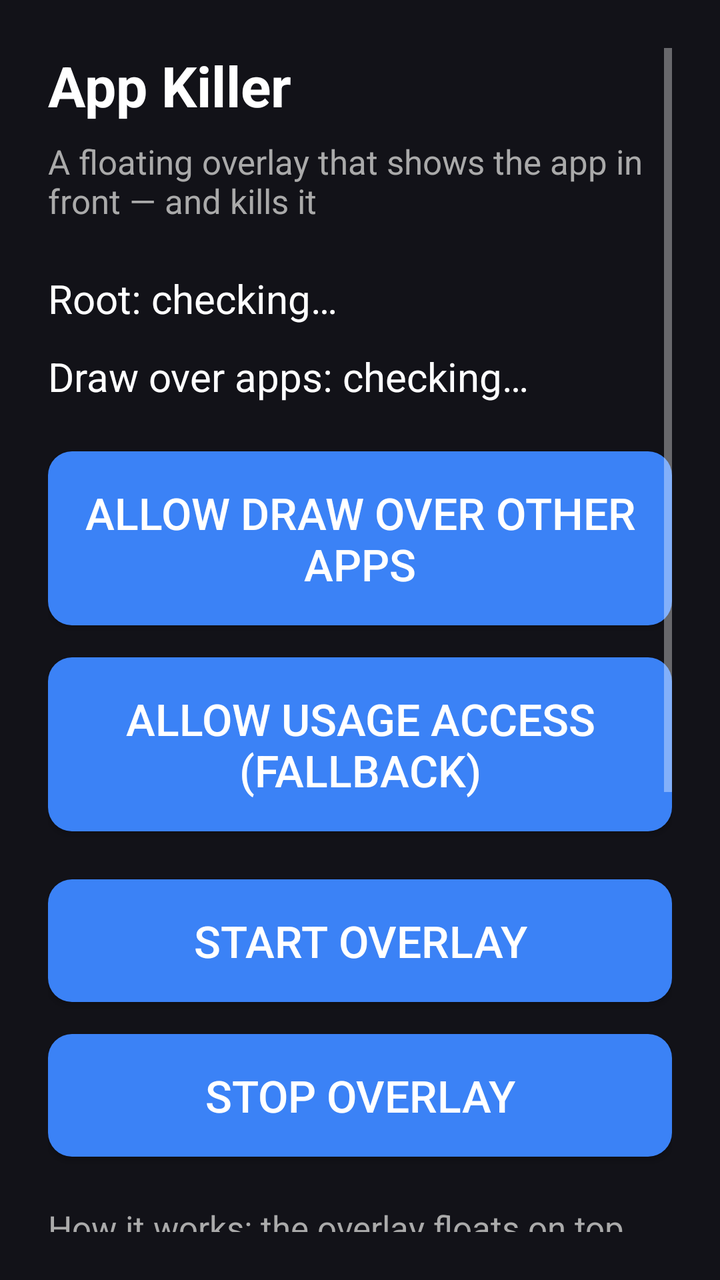
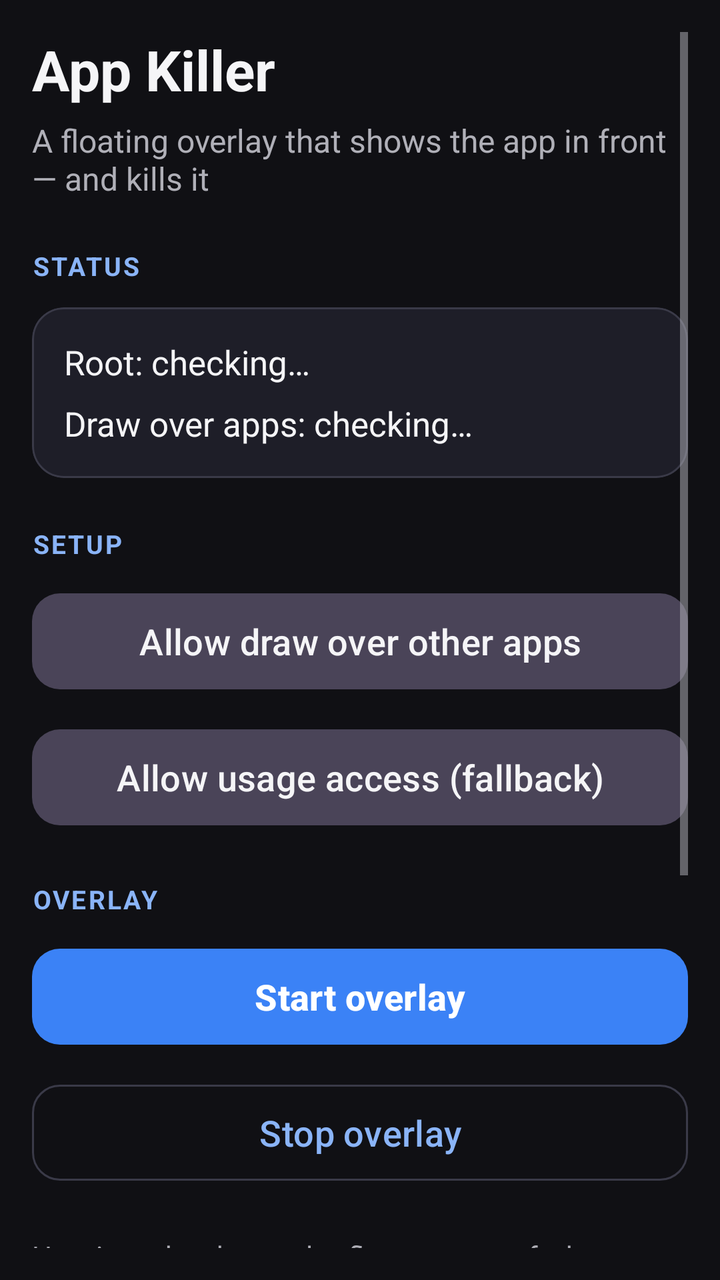

An Android layout rendered at two revisions. The XML below is the earlier revision; the diff shows what the commit changed to produce the second picture.
<!-- AndroidManifest.xml: application theme Theme.AppKiller -->
<!-- res/layout/activity_main.xml -->
<?xml version="1.0" encoding="utf-8"?>
<ScrollView xmlns:android="http://schemas.android.com/apk/res/android"
    android:layout_width="match_parent"
    android:layout_height="match_parent"
    android:background="#121218"
    android:padding="24dp">

    <LinearLayout
        android:layout_width="match_parent"
        android:layout_height="wrap_content"
        android:orientation="vertical">

        <TextView
            android:layout_width="wrap_content"
            android:layout_height="wrap_content"
            android:text="@string/app_name"
            android:textColor="#FFFFFF"
            android:textSize="28sp"
            android:textStyle="bold" />

        <TextView
            android:layout_width="wrap_content"
            android:layout_height="wrap_content"
            android:layout_marginTop="8dp"
            android:text="@string/app_tagline"
            android:textColor="#AAAAAA"
            android:textSize="17sp" />

        <TextView
            android:id="@+id/root_status_text"
            android:layout_width="wrap_content"
            android:layout_height="wrap_content"
            android:layout_marginTop="24dp"
            android:text="@string/root_checking"
            android:textColor="#FFFFFF"
            android:textSize="20sp" />

        <TextView
            android:id="@+id/overlay_status_text"
            android:layout_width="wrap_content"
            android:layout_height="wrap_content"
            android:layout_marginTop="12dp"
            android:text="@string/overlay_checking"
            android:textColor="#FFFFFF"
            android:textSize="20sp" />

        <Button
            android:id="@+id/overlay_permission_button"
            android:layout_width="match_parent"
            android:layout_height="wrap_content"
            android:layout_marginTop="24dp"
            android:background="@drawable/button_bg"
            android:paddingTop="16dp"
            android:paddingBottom="16dp"
            android:text="@string/overlay_permission_button"
            android:textColor="#FFFFFF"
            android:textSize="22sp" />

        <Button
            android:id="@+id/usage_access_button"
            android:layout_width="match_parent"
            android:layout_height="wrap_content"
            android:layout_marginTop="16dp"
            android:background="@drawable/button_bg"
            android:paddingTop="16dp"
            android:paddingBottom="16dp"
            android:text="@string/usage_access_button"
            android:textColor="#FFFFFF"
            android:textSize="22sp" />

        <Button
            android:id="@+id/start_button"
            android:layout_width="match_parent"
            android:layout_height="wrap_content"
            android:layout_marginTop="24dp"
            android:background="@drawable/button_bg"
            android:paddingTop="16dp"
            android:paddingBottom="16dp"
            android:text="@string/start_button"
            android:textColor="#FFFFFF"
            android:textSize="22sp" />

        <Button
            android:id="@+id/stop_button"
            android:layout_width="match_parent"
            android:layout_height="wrap_content"
            android:layout_marginTop="16dp"
            android:background="@drawable/button_bg"
            android:paddingTop="16dp"
            android:paddingBottom="16dp"
            android:text="@string/stop_button"
            android:textColor="#FFFFFF"
            android:textSize="22sp" />

        <TextView
            android:layout_width="wrap_content"
            android:layout_height="wrap_content"
            android:layout_marginTop="24dp"
            android:text="@string/note"
            android:textColor="#AAAAAA"
            android:textSize="17sp" />

    </LinearLayout>

</ScrollView>
<!-- resources referenced by this layout -->
<resources>
  <!-- drawable button_bg (drawable) -->
  <?xml version="1.0" encoding="utf-8"?>
  <shape xmlns:android="http://schemas.android.com/apk/res/android"
      android:shape="rectangle">
      <corners android:radius="12dp" />
      <solid android:color="#3B82F6" />
  </shape>
  <string name="app_name">App Killer</string>
  <string name="overlay_checking">Draw over apps: checking…</string>
  <string name="overlay_permission_button">Allow draw over other apps</string>
  <string name="root_checking">Root: checking…</string>
  <string name="start_button">Start overlay</string>
  <string name="stop_button">Stop overlay</string>
  <string name="usage_access_button">Allow usage access (fallback)</string>
  <style name="Theme.AppKiller" parent="Theme.AppCompat.NoActionBar">
          <item name="android:windowBackground">#121218</item>
      </style>
  <!-- unchanged entries left out for length: 2 -->
</resources>

<!-- the commit's change to res/layout/activity_main.xml (unified diff, before → after) -->
@@ -1,104 +1,127 @@
 <?xml version="1.0" encoding="utf-8"?>
 <ScrollView xmlns:android="http://schemas.android.com/apk/res/android"
+    xmlns:app="http://schemas.android.com/apk/res-auto"
     android:layout_width="match_parent"
     android:layout_height="match_parent"
-    android:background="#121218"
-    android:padding="24dp">
+    android:background="@color/ra_background"
+    android:padding="16dp">
 
     <LinearLayout
         android:layout_width="match_parent"
         android:layout_height="wrap_content"
-        android:orientation="vertical">
+        android:orientation="vertical"
+        android:paddingBottom="24dp">
 
         <TextView
+            style="@style/Ra.Text.Title"
             android:layout_width="wrap_content"
             android:layout_height="wrap_content"
-            android:text="@string/app_name"
-            android:textColor="#FFFFFF"
-            android:textSize="28sp"
-            android:textStyle="bold" />
+            android:text="@string/app_name" />
 
         <TextView
+            style="@style/Ra.Text.Tagline"
             android:layout_width="wrap_content"
             android:layout_height="wrap_content"
-            android:layout_marginTop="8dp"
-            android:text="@string/app_tagline"
-            android:textColor="#AAAAAA"
-            android:textSize="17sp" />
+            android:layout_marginTop="6dp"
+            android:text="@string/app_tagline" />
 
+        
         <TextView
-            android:id="@+id/root_status_text"
+            style="@style/Ra.Text.SectionLabel"
             android:layout_width="wrap_content"
             android:layout_height="wrap_content"
             android:layout_marginTop="24dp"
-            android:text="@string/root_checking"
-            android:textColor="#FFFFFF"
-            android:textSize="20sp" />
+            android:text="@string/section_status" />
 
+        <com.google.android.material.card.MaterialCardView
+            android:layout_width="match_parent"
+            android:layout_height="wrap_content"
+            android:layout_marginTop="12dp"
+            app:cardBackgroundColor="@color/ra_surface"
+            app:cardCornerRadius="16dp"
+            app:cardElevation="0dp"
+            app:contentPadding="16dp"
+            app:strokeColor="@color/ra_outline"
+            app:strokeWidth="1dp">
+
+            <LinearLayout
+                android:layout_width="match_parent"
+                android:layout_height="wrap_content"
+                android:orientation="vertical">
+
+                <TextView
+                    android:id="@+id/root_status_text"
+                    style="@style/Ra.Text.Status"
+                    android:layout_width="match_parent"
+                    android:layout_height="wrap_content"
+                    android:text="@string/root_checking" />
+
+                <TextView
+                    android:id="@+id/overlay_status_text"
+                    style="@style/Ra.Text.Status"
+                    android:layout_width="match_parent"
+                    android:layout_height="wrap_content"
+                    android:layout_marginTop="8dp"
+                    android:text="@string/overlay_checking" />
+
+            </LinearLayout>
+
+        </com.google.android.material.card.MaterialCardView>
+
+        
         <TextView
-            android:id="@+id/overlay_status_text"
+            style="@style/Ra.Text.SectionLabel"
             android:layout_width="wrap_content"
             android:layout_height="wrap_content"
-            android:layout_marginTop="12dp"
-            android:text="@string/overlay_checking"
-            android:textColor="#FFFFFF"
-            android:textSize="20sp" />
+            android:layout_marginTop="24dp"
+            android:text="@string/section_setup" />
 
         <Button
             android:id="@+id/overlay_permission_button"
+            style="@style/Ra.Button.Tonal"
             android:layout_width="match_parent"
             android:layout_height="wrap_content"
-            android:layout_marginTop="24dp"
-            android:background="@drawable/button_bg"
-            android:paddingTop="16dp"
-            android:paddingBottom="16dp"
-            android:text="@string/overlay_permission_button"
-            android:textColor="#FFFFFF"
-            android:textSize="22sp" />
+            android:layout_marginTop="12dp"
+            android:text="@string/overlay_permission_button" />
 
         <Button
             android:id="@+id/usage_access_button"
+            style="@style/Ra.Button.Tonal"
             android:layout_width="match_parent"
             android:layout_height="wrap_content"
-            android:layout_marginTop="16dp"
-            android:background="@drawable/button_bg"
-            android:paddingTop="16dp"
-            android:paddingBottom="16dp"
-            android:text="@string/usage_access_button"
-            android:textColor="#FFFFFF"
-            android:textSize="22sp" />
+            android:layout_marginTop="12dp"
+            android:text="@string/usage_access_button" />
+
+        
+        <TextView
+            style="@style/Ra.Text.SectionLabel"
+            android:layout_width="wrap_content"
+            android:layout_height="wrap_content"
+            android:layout_marginTop="24dp"
+            android:text="@string/section_overlay" />
 
         <Button
             android:id="@+id/start_button"
+            style="@style/Ra.Button.Primary"
             android:layout_width="match_parent"
             android:layout_height="wrap_content"
-            android:layout_marginTop="24dp"
-            android:background="@drawable/button_bg"
-            android:paddingTop="16dp"
-            android:paddingBottom="16dp"
-            android:text="@string/start_button"
-            android:textColor="#FFFFFF"
-            android:textSize="22sp" />
+            android:layout_marginTop="12dp"
+            android:text="@string/start_button" />
 
         <Button
             android:id="@+id/stop_button"
+            style="@style/Ra.Button.Secondary"
             android:layout_width="match_parent"
             android:layout_height="wrap_content"
-            android:layout_marginTop="16dp"
-            android:background="@drawable/button_bg"
-            android:paddingTop="16dp"
-            android:paddingBottom="16dp"
-            android:text="@string/stop_button"
-            android:textColor="#FFFFFF"
-            android:textSize="22sp" />
+            android:layout_marginTop="12dp"
+            android:text="@string/stop_button" />
 
         <TextView
+            style="@style/Ra.Text.Note"
             android:layout_width="wrap_content"
             android:layout_height="wrap_content"
             android:layout_marginTop="24dp"
-            android:text="@string/note"
-            android:textColor="#AAAAAA"
-            android:textSize="17sp" />
+            android:text="@string/note" />
 
     </LinearLayout>
 
<!-- resource entries referenced after the edit -->
@@ -1,22 +1,82 @@
 <!-- resources referenced by this layout -->
 <resources>
-  <!-- drawable button_bg (drawable) -->
-  <?xml version="1.0" encoding="utf-8"?>
-  <shape xmlns:android="http://schemas.android.com/apk/res/android"
-      android:shape="rectangle">
-      <corners android:radius="12dp" />
-      <solid android:color="#3B82F6" />
-  </shape>
+  <color name="ra_background">#101014</color>
+  <color name="ra_outline">#3A3A48</color>
+  <color name="ra_surface">#1E1E28</color>
   <string name="app_name">App Killer</string>
   <string name="overlay_checking">Draw over apps: checking…</string>
   <string name="overlay_permission_button">Allow draw over other apps</string>
   <string name="root_checking">Root: checking…</string>
+  <string name="section_overlay">Overlay</string>
+  <string name="section_setup">Setup</string>
+  <string name="section_status">Status</string>
   <string name="start_button">Start overlay</string>
   <string name="stop_button">Stop overlay</string>
   <string name="usage_access_button">Allow usage access (fallback)</string>
-  <style name="Theme.AppKiller" parent="Theme.AppCompat.NoActionBar">
-          <item name="android:windowBackground">#121218</item>
+  <style name="Ra.Button.Primary" parent="Widget.Material3.Button">
+          <item name="android:minHeight">56dp</item>
+          <item name="android:textSize">18sp</item>
+          <item name="android:textStyle">bold</item>
+          <item name="android:textColor">@color/ra_on_primary</item>
+          <item name="backgroundTint">@color/ra_primary</item>
+          <item name="cornerRadius">14dp</item>
+          <item name="android:textAllCaps">false</item>
       </style>
+  <style name="Ra.Button.Secondary" parent="Widget.Material3.Button.OutlinedButton">
+          <item name="android:minHeight">56dp</item>
+          <item name="android:textSize">18sp</item>
+          <item name="android:textColor">@color/ra_primary_light</item>
+          <item name="strokeColor">@color/ra_outline</item>
+          <item name="cornerRadius">14dp</item>
+          <item name="android:textAllCaps">false</item>
+      </style>
+  <style name="Ra.Button.Tonal" parent="Widget.Material3.Button.TonalButton">
+          <item name="android:minHeight">56dp</item>
+          <item name="android:textSize">18sp</item>
+          <item name="android:textColor">@color/ra_text_primary</item>
+          <item name="cornerRadius">14dp</item>
+          <item name="android:textAllCaps">false</item>
+      </style>
+  <style name="Ra.Text.Note">
+          <item name="android:textSize">14sp</item>
+          <item name="android:textColor">@color/ra_text_secondary</item>
+      </style>
+  <style name="Ra.Text.SectionLabel">
+          <item name="android:textSize">13sp</item>
+          <item name="android:textStyle">bold</item>
+          <item name="android:textColor">@color/ra_primary_light</item>
+          <item name="android:letterSpacing">0.08</item>
+          <item name="android:textAllCaps">true</item>
+      </style>
+  <style name="Ra.Text.Status">
+          <item name="android:textSize">17sp</item>
+          <item name="android:textColor">@color/ra_text_primary</item>
+      </style>
+  <style name="Ra.Text.Tagline">
+          <item name="android:textSize">16sp</item>
+          <item name="android:textColor">@color/ra_text_secondary</item>
+      </style>
+  <style name="Ra.Text.Title">
+          <item name="android:textSize">28sp</item>
+          <item name="android:textStyle">bold</item>
+          <item name="android:textColor">@color/ra_text_primary</item>
+      </style>
+  <style name="Theme.AppKiller" parent="Theme.Material3.Dark.NoActionBar">
+          <item name="colorPrimary">@color/ra_primary</item>
+          <item name="colorOnPrimary">@color/ra_on_primary</item>
+          <item name="colorSecondary">@color/ra_primary_light</item>
+          <item name="colorSurface">@color/ra_surface</item>
+          <item name="colorOnSurface">@color/ra_text_primary</item>
+          <item name="android:colorBackground">@color/ra_background</item>
+          <item name="android:windowBackground">@color/ra_background</item>
+          <item name="android:textColorPrimary">@color/ra_text_primary</item>
+          <item name="android:textColorSecondary">@color/ra_text_secondary</item>
+      </style>
+  <color name="ra_on_primary">#FFFFFF</color>
+  <color name="ra_primary">#3B82F6</color>
+  <color name="ra_primary_light">#8AB4F8</color>
+  <color name="ra_text_primary">#F5F5F7</color>
+  <color name="ra_text_secondary">#B0B0B8</color>
   <!-- unchanged entries left out for length: 2 -->
 </resources>
 
